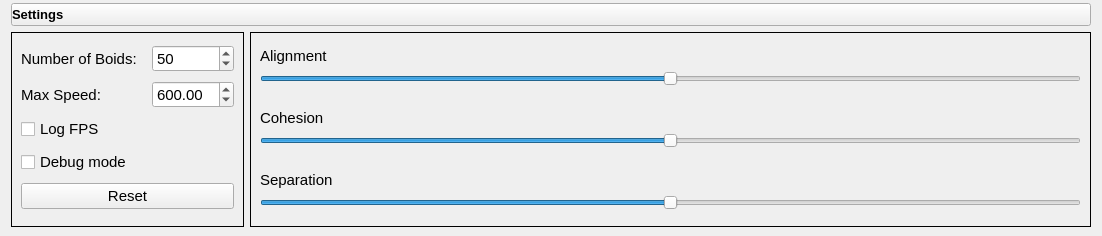
This is ui/Settings.ui in kpdudek/Boids as Qt 5 draws it before an edit. The edited form follows.
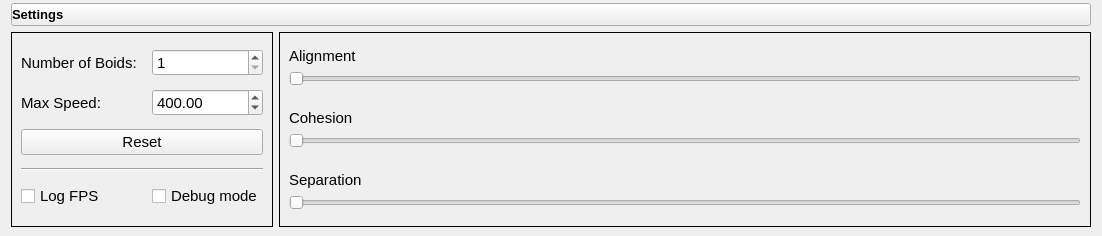
This is the edited form. Icons and pictures are not drawn.

Commit message: Alignement implemented, boid shape switched to arrow head.

The edit to the form file:
```diff
--- a/ui/Settings.ui
+++ b/ui/Settings.ui
@@ -121,31 +121,7 @@
          <property name="bottomMargin">
           <number>9</number>
          </property>
-         <item row="2" column="0">
-          <widget class="QCheckBox" name="log_fps_checkbox">
-           <property name="font">
-            <font>
-             <pointsize>11</pointsize>
-            </font>
-           </property>
-           <property name="text">
-            <string>Log FPS</string>
-           </property>
-          </widget>
-         </item>
-         <item row="3" column="0">
-          <widget class="QCheckBox" name="debug_mode_checkbox">
-           <property name="font">
-            <font>
-             <pointsize>11</pointsize>
-            </font>
-           </property>
-           <property name="text">
-            <string>Debug mode</string>
-           </property>
-          </widget>
-         </item>
-         <item row="0" column="0">
+         <item row="0" column="1">
           <widget class="QFrame" name="frame_6">
            <property name="sizePolicy">
             <sizepolicy hsizetype="Preferred" vsizetype="Fixed">
@@ -172,36 +148,6 @@
             <property name="bottomMargin">
              <number>0</number>
             </property>
-            <item row="0" column="0">
-             <widget class="QLabel" name="label_4">
-              <property name="sizePolicy">
-               <sizepolicy hsizetype="Expanding" vsizetype="Preferred">
-                <horstretch>0</horstretch>
-                <verstretch>0</verstretch>
-               </sizepolicy>
-              </property>
-              <property name="minimumSize">
-               <size>
-                <width>125</width>
-                <height>0</height>
-               </size>
-              </property>
-              <property name="maximumSize">
-               <size>
-                <width>125</width>
-                <height>16777215</height>
-               </size>
-              </property>
-              <property name="font">
-               <font>
-                <pointsize>11</pointsize>
-               </font>
-              </property>
-              <property name="text">
-               <string>Number of Boids: </string>
-              </property>
-             </widget>
-            </item>
             <item row="0" column="1">
              <widget class="QSpinBox" name="boid_count_spinbox">
               <property name="font">
@@ -216,14 +162,14 @@
                <number>500</number>
               </property>
               <property name="value">
-               <number>50</number>
+               <number>1</number>
               </property>
              </widget>
             </item>
            </layout>
           </widget>
          </item>
-         <item row="1" column="0">
+         <item row="2" column="1">
           <widget class="QFrame" name="frame_5">
            <property name="sizePolicy">
             <sizepolicy hsizetype="Preferred" vsizetype="Fixed">
@@ -250,36 +196,6 @@
             <property name="bottomMargin">
              <number>0</number>
             </property>
-            <item row="0" column="0">
-             <widget class="QLabel" name="label_5">
-              <property name="sizePolicy">
-               <sizepolicy hsizetype="Expanding" vsizetype="Preferred">
-                <horstretch>0</horstretch>
-                <verstretch>0</verstretch>
-               </sizepolicy>
-              </property>
-              <property name="minimumSize">
-               <size>
-                <width>125</width>
-                <height>0</height>
-               </size>
-              </property>
-              <property name="maximumSize">
-               <size>
-                <width>125</width>
-                <height>16777215</height>
-               </size>
-              </property>
-              <property name="font">
-               <font>
-                <pointsize>11</pointsize>
-               </font>
-              </property>
-              <property name="text">
-               <string>Max Speed: </string>
-              </property>
-             </widget>
-            </item>
             <item row="0" column="1">
              <widget class="QDoubleSpinBox" name="max_speed_spinbox">
               <property name="font">
@@ -297,14 +213,44 @@
                <double>10.000000000000000</double>
               </property>
               <property name="value">
-               <double>600.000000000000000</double>
+               <double>400.000000000000000</double>
               </property>
              </widget>
             </item>
            </layout>
           </widget>
          </item>
-         <item row="4" column="0">
+         <item row="2" column="0">
+          <widget class="QLabel" name="label_5">
+           <property name="sizePolicy">
+            <sizepolicy hsizetype="Expanding" vsizetype="Preferred">
+             <horstretch>0</horstretch>
+             <verstretch>0</verstretch>
+            </sizepolicy>
+           </property>
+           <property name="minimumSize">
+            <size>
+             <width>125</width>
+             <height>0</height>
+            </size>
+           </property>
+           <property name="maximumSize">
+            <size>
+             <width>125</width>
+             <height>16777215</height>
+            </size>
+           </property>
+           <property name="font">
+            <font>
+             <pointsize>11</pointsize>
+            </font>
+           </property>
+           <property name="text">
+            <string>Max Speed: </string>
+           </property>
+          </widget>
+         </item>
+         <item row="3" column="0" colspan="2">
           <widget class="QPushButton" name="reset_button">
            <property name="font">
             <font>
@@ -316,6 +262,67 @@
            </property>
           </widget>
          </item>
+         <item row="0" column="0">
+          <widget class="QLabel" name="label_4">
+           <property name="sizePolicy">
+            <sizepolicy hsizetype="Expanding" vsizetype="Preferred">
+             <horstretch>0</horstretch>
+             <verstretch>0</verstretch>
+            </sizepolicy>
+           </property>
+           <property name="minimumSize">
+            <size>
+             <width>125</width>
+             <height>0</height>
+            </size>
+           </property>
+           <property name="maximumSize">
+            <size>
+             <width>125</width>
+             <height>16777215</height>
+            </size>
+           </property>
+           <property name="font">
+            <font>
+             <pointsize>11</pointsize>
+            </font>
+           </property>
+           <property name="text">
+            <string>Number of Boids: </string>
+           </property>
+          </widget>
+         </item>
+         <item row="5" column="1">
+          <widget class="QCheckBox" name="debug_mode_checkbox">
+           <property name="font">
+            <font>
+             <pointsize>11</pointsize>
+            </font>
+           </property>
+           <property name="text">
+            <string>Debug mode</string>
+           </property>
+          </widget>
+         </item>
+         <item row="5" column="0">
+          <widget class="QCheckBox" name="log_fps_checkbox">
+           <property name="font">
+            <font>
+             <pointsize>11</pointsize>
+            </font>
+           </property>
+           <property name="text">
+            <string>Log FPS</string>
+           </property>
+          </widget>
+         </item>
+         <item row="4" column="0" colspan="2">
+          <widget class="Line" name="line">
+           <property name="orientation">
+            <enum>Qt::Horizontal</enum>
+           </property>
+          </widget>
+         </item>
         </layout>
        </widget>
       </item>
@@ -396,8 +403,11 @@
             </item>
             <item row="2" column="0">
              <widget class="QSlider" name="cohesion_slider">
+              <property name="minimum">
+               <number>0</number>
+              </property>
               <property name="maximum">
-               <number>10</number>
+               <number>250</number>
               </property>
               <property name="singleStep">
                <number>1</number>
@@ -406,7 +416,7 @@
                <number>5</number>
               </property>
               <property name="value">
-               <number>5</number>
+               <number>0</number>
               </property>
               <property name="orientation">
                <enum>Qt::Horizontal</enum>
@@ -469,8 +479,11 @@
             </item>
             <item row="1" column="0">
              <widget class="QSlider" name="alignment_slider">
+              <property name="minimum">
+               <number>0</number>
+              </property>
               <property name="maximum">
-               <number>10</number>
+               <number>250</number>
               </property>
               <property name="singleStep">
                <number>1</number>
@@ -479,7 +492,10 @@
                <number>5</number>
               </property>
               <property name="value">
-               <number>5</number>
+               <number>0</number>
+              </property>
+              <property name="sliderPosition">
+               <number>0</number>
               </property>
               <property name="orientation">
                <enum>Qt::Horizontal</enum>
@@ -542,8 +558,11 @@
             </item>
             <item row="1" column="0">
              <widget class="QSlider" name="separation_slider">
+              <property name="minimum">
+               <number>0</number>
+              </property>
               <property name="maximum">
-               <number>10</number>
+               <number>250</number>
               </property>
               <property name="singleStep">
                <number>1</number>
@@ -552,7 +571,7 @@
                <number>5</number>
               </property>
               <property name="value">
-               <number>5</number>
+               <number>0</number>
               </property>
               <property name="orientation">
                <enum>Qt::Horizontal</enum>
```
Left out of the diff: 6 changed lines with no effect on the pictures. The commit also changes 11 other files.
